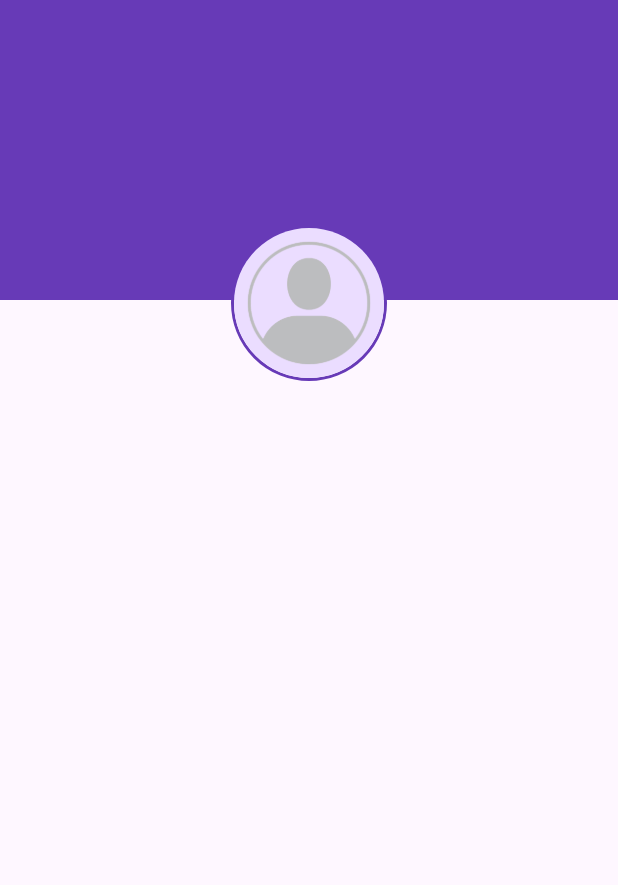
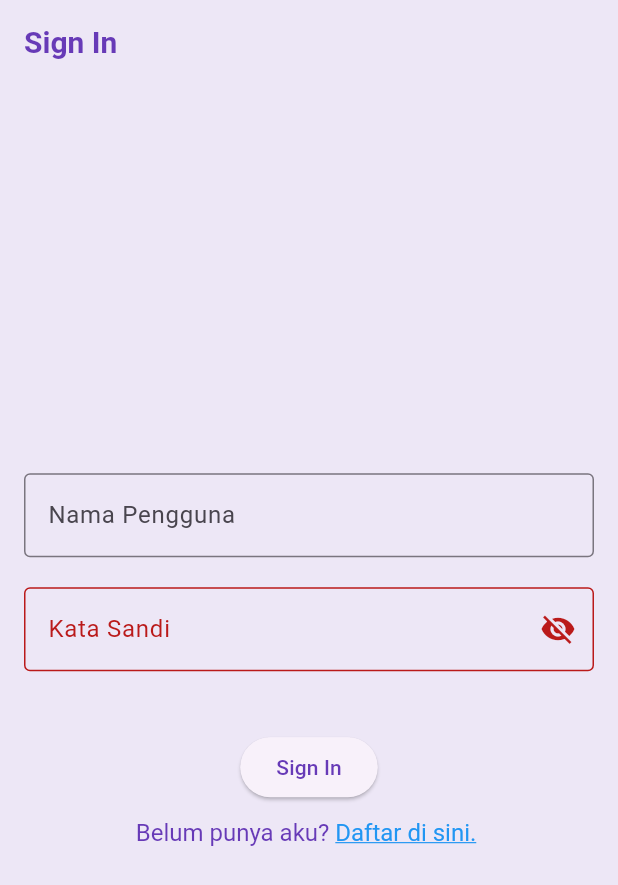
Before and after one commit to mayangsarinr/wisata_candi_mayangsari, a Flutter app: the screen it shows after launch, on a phone screen of 412 x 824 dp. Shown: the top 885 px of the screen. Run offline on Flutter 3.47's test engine with Material 3 defaults, Android fonts, the phone set to English and light mode, and no system bars.

Commit message:
SignInScreen
aa

```diff
--- a/lib/main.dart
+++ b/lib/main.dart
@@ -1,5 +1,6 @@
 import 'package:flutter/material.dart';
 import 'package:wisata_candi/data/candi_data.dart';
+import 'package:wisata_candi/screens/SignInScreen.dart';
 import 'package:wisata_candi/screens/detail_screen.dart';
 import 'package:wisata_candi/screens/profile_screen.dart';
 
@@ -13,13 +14,26 @@ class MyWidget extends StatelessWidget {
   @override
   Widget build(BuildContext context) {
     return MaterialApp(
-      title: 'Wiisata Candi',
+      title: 'Wisata Candi',
       theme: ThemeData(
-        colorScheme: ColorScheme.fromSeed(seedColor: Colors.deepPurple),
+        appBarTheme: const AppBarTheme(
+          iconTheme:  IconThemeData(color: Colors.deepPurple),
+          titleTextStyle: TextStyle(
+            color:  Colors.deepPurple,
+            fontSize:  20,
+            fontWeight: FontWeight.bold,
+          ),
+        ),
+        colorScheme:
+        ColorScheme.fromSeed(seedColor: Colors.deepPurple).copyWith(
+          primary: Colors.deepPurple,
+          surface: Colors.deepPurple[50],
+        ),
         useMaterial3: true,
       ),
-      home: ProfileScreen(),
+      //home: const ProfileScreen(),
       // home: DetailScreen(candi: candiList[0], ),
+      home: SignInscreen(),
     );
   }
 }
--- /dev/null
+++ b/lib/screens/SignInScreen.dart
@@ -0,0 +1,105 @@
+import 'package:flutter/gestures.dart';
+import 'package:flutter/material.dart';
+
+class SignInscreen extends StatefulWidget {
+  SignInscreen({super.key});
+
+  @override
+  State<SignInscreen> createState() => _SignInscreenState();
+}
+
+class _SignInscreenState extends State<SignInscreen> {
+  //TODO: 1. Deklarasikan variabel
+  final TextEditingController _usernameController = TextEditingController();
+
+  final TextEditingController _passwordController = TextEditingController();
+
+  String _errorText = ' ';
+
+  bool _isSignedIn = false;
+
+  bool _obscurePassword = true;
+
+  @override
+  Widget build(BuildContext context) {
+    return Scaffold(
+      //TODO: 2. Pasang Appbar
+      appBar: AppBar(title: Text('Sign In'),),
+      //TODO: 3. Pasang body
+      body: Center(
+        child: SingleChildScrollView(
+          child: Padding(
+            padding: const EdgeInsets.all(16),
+            child: Form(
+              child: Column(
+                //TODO: 4. Atur mainAxisAligment dan ccrossAxisAligment
+                mainAxisAlignment: MainAxisAlignment.center,
+                crossAxisAlignment: CrossAxisAlignment.center,
+                children: [
+                  //TODO: 5. Pasang TextFormField Nama Pengguna
+                  TextFormField(
+                    controller: _usernameController,
+                    decoration: InputDecoration(
+                      labelText: "Nama Pengguna",
+                      border: OutlineInputBorder(),
+                    ),
+                  ),
+                  //TODO: 6. Pasang TextFormField Kata Sandi
+                  SizedBox(height: 20),
+                  TextFormField(
+                    controller: _passwordController,
+                    decoration: InputDecoration(
+                      labelText: "Kata Sandi",
+                      errorText: _errorText.isNotEmpty ? _errorText : null,
+                      border: OutlineInputBorder(),
+                      suffixIcon: IconButton(
+                        onPressed: (){
+                          setState(() {
+                            _obscurePassword = !_obscurePassword;
+                          });
+                        },
+                        icon: Icon(
+                          _obscurePassword ? Icons.visibility_off
+                              : Icons.visibility,
+                        ),),
+                    ),
+                    obscureText: _obscurePassword,
+                  ),
+                  //TODO: 7. Pasang TextFormField Sign In
+                  SizedBox(height: 20),
+                  ElevatedButton(
+                      onPressed: (){},
+                      child: Text('Sign In')),
+                  //TODO: 8. Pasang TextButton Sign Up
+                  SizedBox(height: 10),
+                  // TextButton(
+                  //     onPressed: (){},
+                  //     child: Text('Belum punya akun? Daftar di sini.')),
+                  RichText(
+                    text: TextSpan(
+                      text: 'Belum punya aku? ',
+                      style: TextStyle(fontSize: 16, color:  Colors.deepPurple),
+                      children: <TextSpan>[
+                        TextSpan(
+                          text: 'Daftar di sini. ',
+                          style: TextStyle(
+                              color:  Colors.blue,  //warna untuk teks yang bisa ditekan
+                              decoration: TextDecoration.underline,
+                              fontSize: 16
+                          ),
+                          recognizer: TapGestureRecognizer()
+                            ..onTap = () {},
+                        ),
+                      ],
+                    ),
+                  ),
+                ],
+              ),
+            ),
+          ),
+        ),
+      ),
+    );
+
+  }
+}
--- /dev/null
+++ b/lib/screens/SignUpScreen.dart
@@ -0,0 +1 @@
+import 'package:flutter/material.dart';
```
